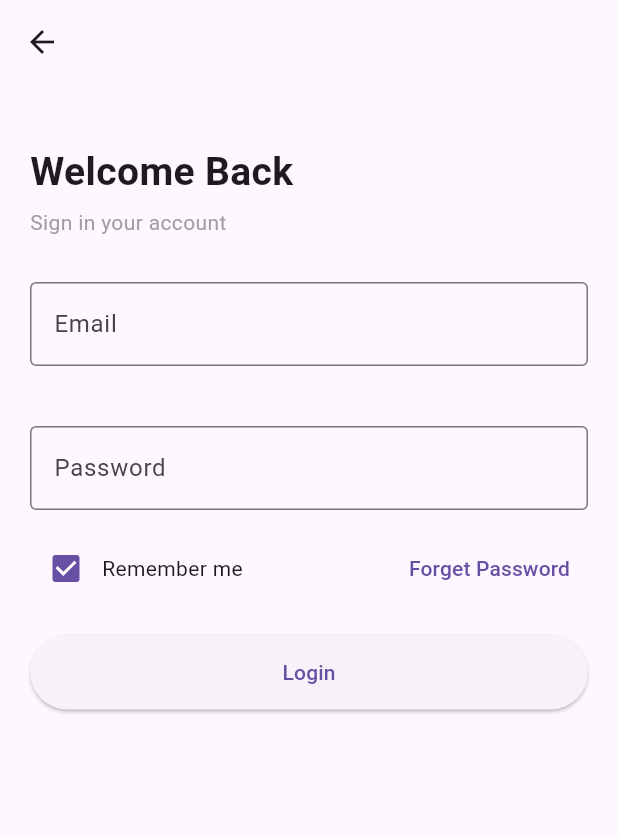
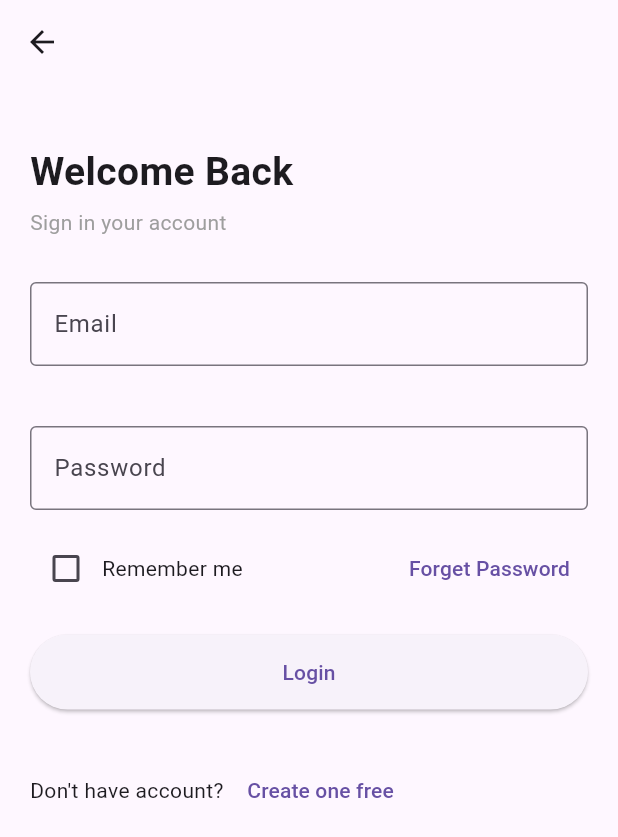
Before and after one commit to nirajan-chy/flutter-, a Flutter app: the screen it shows after launch, after a tap on "Continue", on a phone screen of 412 x 824 dp. Shown: the top 837 px of the screen. Run offline on Flutter 3.47's test engine with Material 3 defaults, Android fonts, the phone set to English and light mode, and no system bars.

Commit message:
feat:auth

```diff
--- a/myapp/lib/screen/auth/login_screen.dart
+++ b/myapp/lib/screen/auth/login_screen.dart
@@ -1,4 +1,5 @@
 import 'package:flutter/material.dart';
+import 'package:myapp/screen/auth/register_screen.dart';
 
 class loginPage extends StatelessWidget {
   const loginPage({super.key});
@@ -6,7 +7,7 @@ class loginPage extends StatelessWidget {
   @override
   Widget build(BuildContext context) {
     return Scaffold(
-      appBar: AppBar(title: const Text("")),
+      appBar: AppBar(title: const Text('')),
       body: Padding(
         padding: const EdgeInsets.all(20),
         child: Column(
@@ -14,27 +15,25 @@ class loginPage extends StatelessWidget {
           children: [
             const SizedBox(height: 20),
             const Text(
-              "Welcome Back",
+              'Welcome Back',
               style: TextStyle(fontSize: 26, fontWeight: FontWeight.bold),
             ),
             const SizedBox(height: 5),
-
             const Text(
-              "Sign in your account",
+              'Sign in your account',
               style: TextStyle(color: Colors.grey),
             ),
             const SizedBox(height: 30),
-
-            TextField(
+            const TextField(
               decoration: InputDecoration(
-                labelText: "Email",
+                labelText: 'Email',
                 border: OutlineInputBorder(),
               ),
             ),
             const SizedBox(height: 40),
-            TextField(
+            const TextField(
               decoration: InputDecoration(
-                labelText: "Password",
+                labelText: 'Password',
                 border: OutlineInputBorder(),
               ),
             ),
@@ -44,13 +43,13 @@ class loginPage extends StatelessWidget {
               children: [
                 Row(
                   children: [
-                    Checkbox(value: true, onChanged: (value) {}),
-                    const Text("Remember me"),
+                    Checkbox(value: false, onChanged: (value) {}),
+                    const Text('Remember me'),
                   ],
                 ),
                 TextButton(
                   onPressed: () {},
-                  child: const Text("Forget Password"),
+                  child: const Text('Forget Password'),
                 ),
               ],
             ),
@@ -60,7 +59,24 @@ class loginPage extends StatelessWidget {
               style: ElevatedButton.styleFrom(
                 minimumSize: const Size(double.infinity, 50),
               ),
-              child: Text("Login"),
+              child: const Text('Login'),
+            ),
+            const SizedBox(height: 30),
+            Row(
+              children: [
+                const Text("Don't have account? "),
+                TextButton(
+                  onPressed: () {
+                    Navigator.push(
+                      context,
+                      MaterialPageRoute(
+                        builder: (context) => const registerPage(),
+                      ),
+                    );
+                  },
+                  child: const Text('Create one free'),
+                ),
+              ],
             ),
           ],
         ),
--- a/myapp/lib/screen/welcome/welcome_screen.dart
+++ b/myapp/lib/screen/welcome/welcome_screen.dart
@@ -21,7 +21,7 @@ return Scaffold(
           child: Column(
             mainAxisAlignment: MainAxisAlignment.center,
             children: [
-              const SizedBox(height: 200),
+              const SizedBox(height: 10),
 
               const Text(
                 'Welcome',
```
Also changed, not shown: myapp/lib/screen/auth/register_screen.dart (+73 -0 lines), 2 other files.
